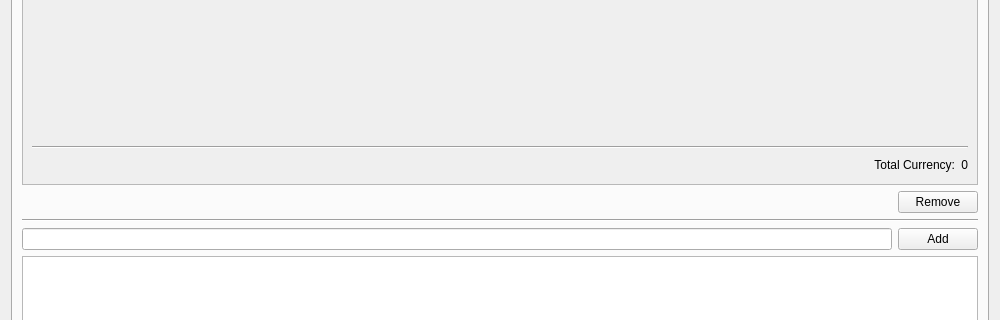
The window that core/ui/toolbars/plan/psector.ui (Giswater/giswater_qgis_plugin) describes before a commit, drawn with Qt 5; both pictures show x 0 to 1000 and y 135 to 455 of the 1000 by 633 pixel window.
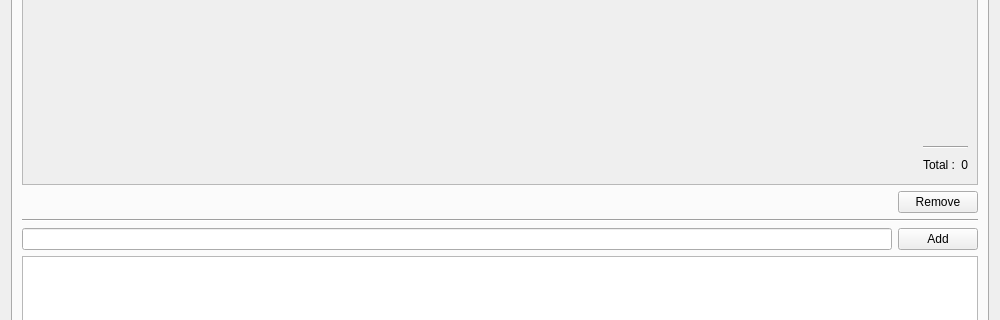
The same window after the commit. The open tabs and pages were chosen to show the change. Icons and pictures are not drawn.

Commit message: Minor enhancement: on psector form

Patch:
```diff
--- a/core/ui/toolbars/plan/psector.ui
+++ b/core/ui/toolbars/plan/psector.ui
@@ -12,7 +12,7 @@
   </property>
   <property name="maximumSize">
    <size>
-    <width>1000</width>
+    <width>1050</width>
     <height>16777215</height>
    </size>
   </property>
@@ -904,7 +904,7 @@
               <enum>Qt::LeftToRight</enum>
              </property>
              <property name="text">
-              <string>Total Currency:</string>
+              <string>Total :</string>
              </property>
              <property name="alignment">
               <set>Qt::AlignRight|Qt::AlignTrailing|Qt::AlignVCenter</set>
@@ -924,7 +924,7 @@
              </property>
             </spacer>
            </item>
-           <item row="3" column="0" colspan="3">
+           <item row="3" column="1" colspan="2">
             <widget class="Line" name="line_6">
              <property name="orientation">
               <enum>Qt::Horizontal</enum>
```
Left out of the diff: 2 changed lines with no effect on the pictures. The commit also changes 1 other file.
